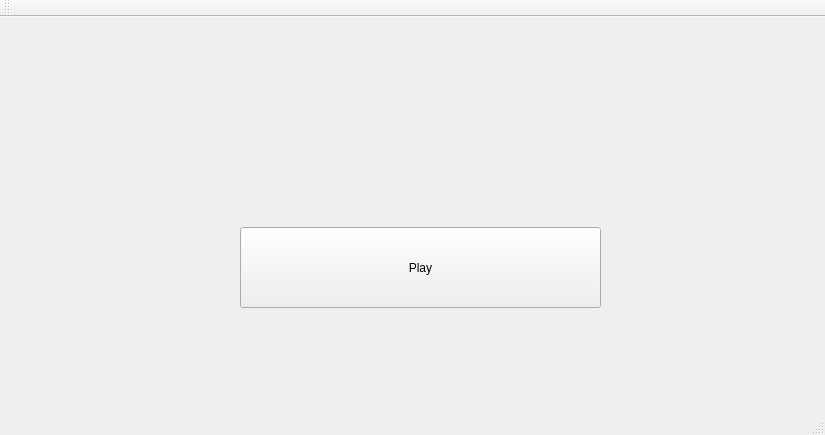
First picture: the form in ClientMC/ClientMC/ClientMC.ui, repository catal24/UrzisoftProjectMC, before the edit.
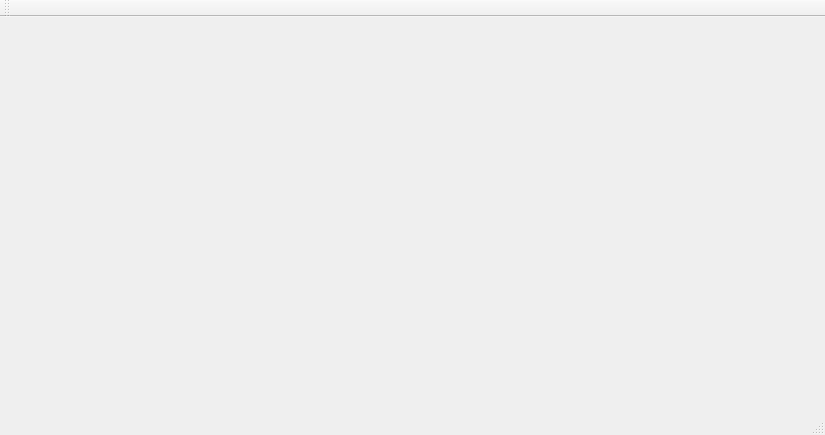
Second picture: the form after the edit.

Commit message: Introduced a Info button

```diff
--- a/ClientMC/ClientMC/ClientMC.ui
+++ b/ClientMC/ClientMC/ClientMC.ui
@@ -13,36 +13,7 @@
   <property name="windowTitle">
    <string>ClientMC</string>
   </property>
-  <widget class="QWidget" name="centralWidget">
-   <widget class="QPushButton" name="pushButton">
-    <property name="enabled">
-     <bool>true</bool>
-    </property>
-    <property name="geometry">
-     <rect>
-      <x>240</x>
-      <y>210</y>
-      <width>361</width>
-      <height>81</height>
-     </rect>
-    </property>
-    <property name="cursor">
-     <cursorShape>ArrowCursor</cursorShape>
-    </property>
-    <property name="text">
-     <string>Play</string>
-    </property>
-    <property name="autoDefault">
-     <bool>false</bool>
-    </property>
-    <property name="default">
-     <bool>false</bool>
-    </property>
-    <property name="flat">
-     <bool>false</bool>
-    </property>
-   </widget>
-  </widget>
+  <widget class="QWidget" name="centralWidget"/>
   <widget class="QMenuBar" name="menuBar">
    <property name="geometry">
     <rect>
```
The commit also changes 7 other files.
